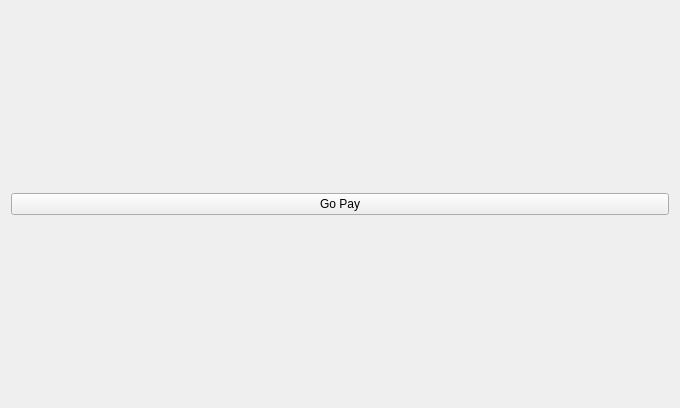
Before: the Qt Designer form code/payfunc.ui in laonuo2004/cpp-qt-medical-system, drawn with Qt 5.
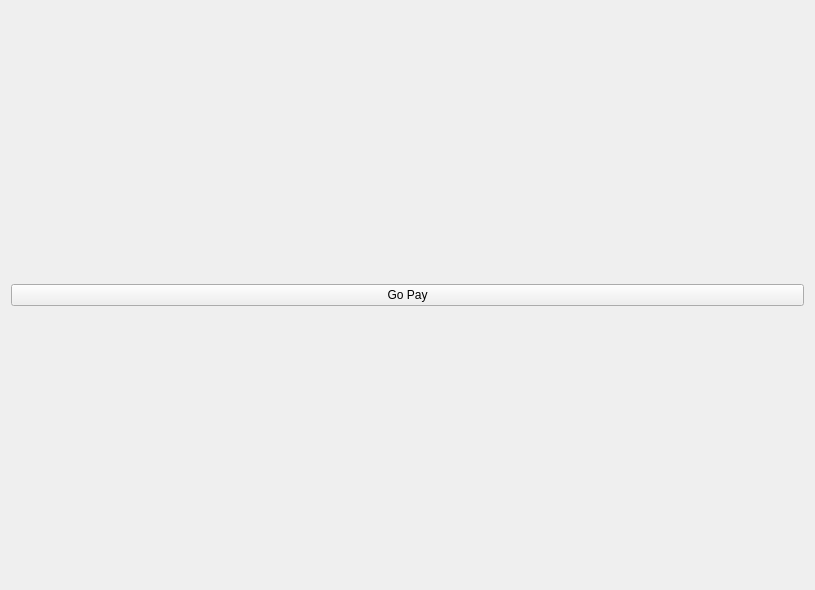
After: the same form once the commit is applied.

What changed in the file:
```diff
--- a/code/payfunc.ui
+++ b/code/payfunc.ui
@@ -6,15 +6,15 @@
    <rect>
     <x>0</x>
     <y>0</y>
-    <width>680</width>
-    <height>408</height>
+    <width>815</width>
+    <height>590</height>
    </rect>
   </property>
   <property name="windowTitle">
    <string>Form</string>
   </property>
-  <layout class="QHBoxLayout" name="horizontalLayout">
-   <item>
+  <layout class="QGridLayout" name="gridLayout">
+   <item row="0" column="0">
     <widget class="QPushButton" name="gopay">
      <property name="text">
       <string>Go Pay</string>
```
